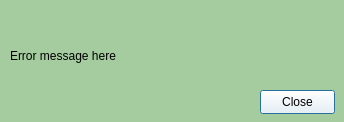
Old version of the form project/ui/error_message.ui in the repository denzelxav/Plantfolio.
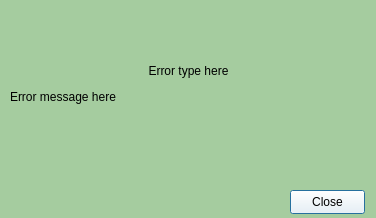
New version of the form. Icons and pictures are not drawn.

Commit message: Proper error handling

What changed in the file:
```diff
--- a/project/ui/error_message.ui
+++ b/project/ui/error_message.ui
@@ -6,14 +6,20 @@
    <rect>
     <x>0</x>
     <y>0</y>
-    <width>344</width>
-    <height>122</height>
+    <width>376</width>
+    <height>218</height>
    </rect>
   </property>
+  <property name="minimumSize">
+   <size>
+    <width>376</width>
+    <height>218</height>
+   </size>
+  </property>
   <property name="maximumSize">
    <size>
-    <width>16777212</width>
-    <height>16777215</height>
+    <width>376</width>
+    <height>218</height>
    </size>
   </property>
   <property name="palette">
@@ -222,20 +228,34 @@
    <property name="geometry">
     <rect>
      <x>10</x>
-     <y>20</y>
-     <width>251</width>
-     <height>71</height>
+     <y>90</y>
+     <width>351</width>
+     <height>91</height>
     </rect>
    </property>
+   <property name="minimumSize">
+    <size>
+     <width>0</width>
+     <height>0</height>
+    </size>
+   </property>
+   <property name="font">
+    <font>
+     <bold>false</bold>
+    </font>
+   </property>
    <property name="text">
     <string>Error message here</string>
    </property>
+   <property name="alignment">
+    <set>Qt::AlignmentFlag::AlignLeading|Qt::AlignmentFlag::AlignLeft|Qt::AlignmentFlag::AlignTop</set>
+   </property>
   </widget>
   <widget class="QPushButton" name="close_message">
    <property name="geometry">
     <rect>
-     <x>260</x>
-     <y>90</y>
+     <x>290</x>
+     <y>190</y>
      <width>75</width>
      <height>24</height>
     </rect>
@@ -244,6 +264,41 @@
     <string>Close</string>
    </property>
   </widget>
+  <widget class="QLabel" name="label">
+   <property name="geometry">
+    <rect>
+     <x>170</x>
+     <y>0</y>
+     <width>31</width>
+     <height>51</height>
+    </rect>
+   </property>
+   <property name="text">
+    <string/>
+   </property>
+   <property name="pixmap">
+    <pixmap resource="../../images_rc.qrc">:/exclamation_mark.png</pixmap>
+   </property>
+   <property name="scaledContents">
+    <bool>true</bool>
+   </property>
+  </widget>
+  <widget class="QLabel" name="error_type">
+   <property name="geometry">
+    <rect>
+     <x>8</x>
+     <y>55</y>
+     <width>361</width>
+     <height>31</height>
+    </rect>
+   </property>
+   <property name="text">
+    <string>Error type here</string>
+   </property>
+   <property name="alignment">
+    <set>Qt::AlignmentFlag::AlignCenter</set>
+   </property>
+  </widget>
  </widget>
  <resources/>
  <connections/>
```
Left out of the diff: 6 changed lines with no effect on the pictures. The commit also changes 27 other files.
